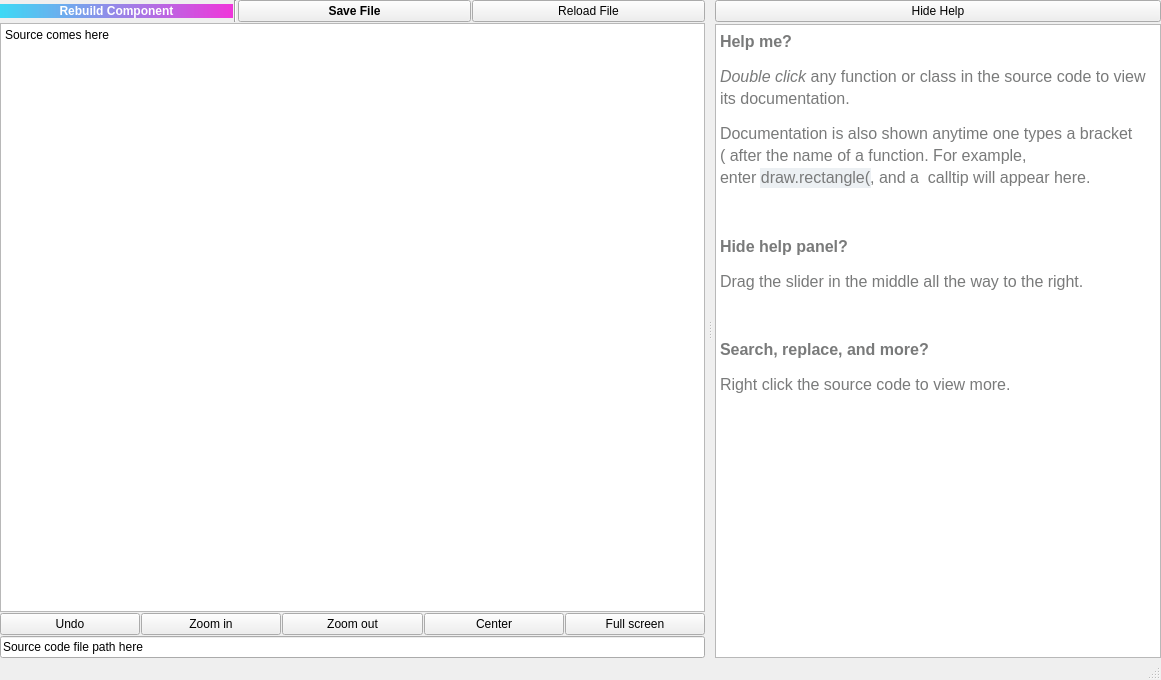
This is qiskit_metal/_gui/edit_source_ui.ui in qiskit-community/qiskit-metal as Qt 5 draws it before an edit. The edited form follows.
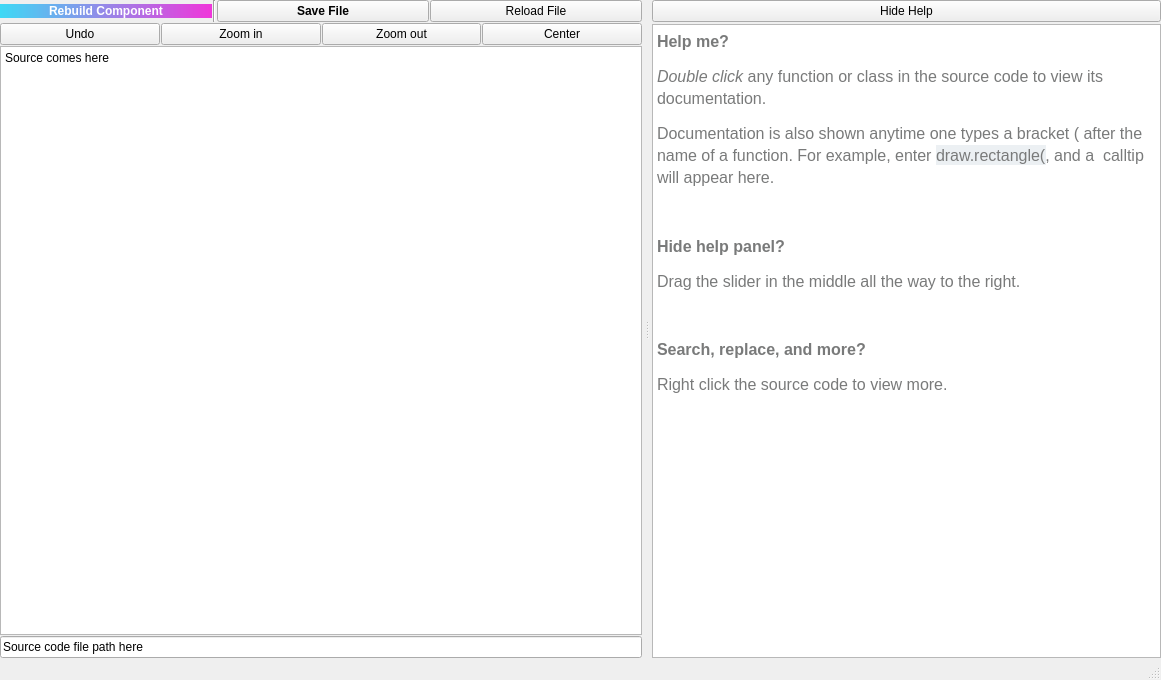
This is the edited form. Icons and pictures are not drawn. Custom widgets are drawn as their Qt base class.

Commit message: Edit Source Ui move buttons to top

What changed in the file:
```diff
--- a/qiskit_metal/_gui/edit_source_ui.ui
+++ b/qiskit_metal/_gui/edit_source_ui.ui
@@ -142,13 +142,6 @@
           </item>
          </layout>
         </item>
-        <item>
-         <widget class="MetalSourceEditor" name="src_editor">
-          <property name="plainText">
-           <string>Source comes here</string>
-          </property>
-         </widget>
-        </item>
         <item>
          <layout class="QHBoxLayout" name="horizontalLayout">
           <property name="bottomMargin">
@@ -198,19 +191,15 @@
             </property>
            </widget>
           </item>
-          <item>
-           <widget class="QPushButton" name="full_screen">
-            <property name="text">
-             <string>Full screen</string>
-            </property>
-            <property name="icon">
-             <iconset resource="main_window_rc.qrc">
-              <normaloff>:/plot/autozoom</normaloff>:/plot/autozoom</iconset>
-            </property>
-           </widget>
-          </item>
          </layout>
         </item>
+        <item>
+         <widget class="MetalSourceEditor" name="src_editor">
+          <property name="plainText">
+           <string>Source comes here</string>
+          </property>
+         </widget>
+        </item>
         <item>
          <widget class="QLineEdit" name="lineSrcPath">
           <property name="text">
```
Left out of the diff: 16 changed lines with no effect on the pictures.
